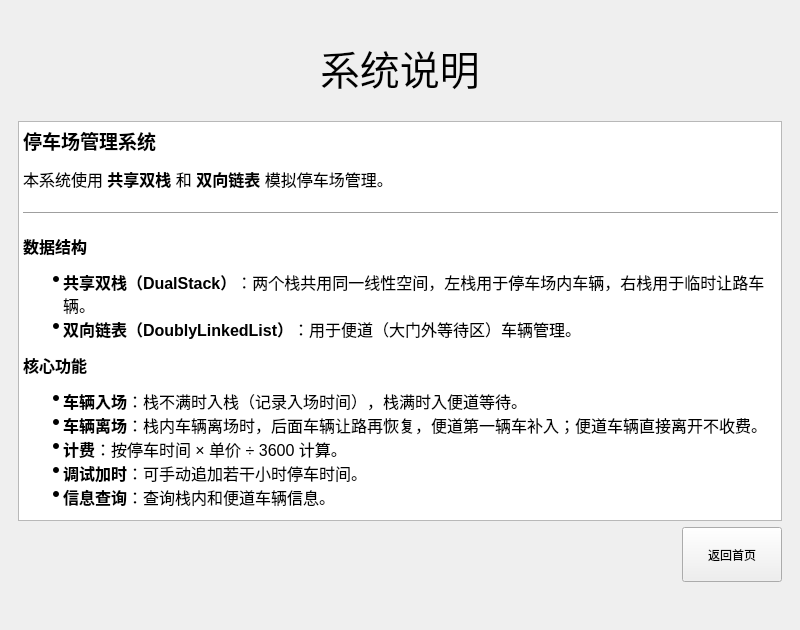
Qt form src/mainwindow.ui (ShakingFishForProgram/StackLinkedParkingManager) before a commit.
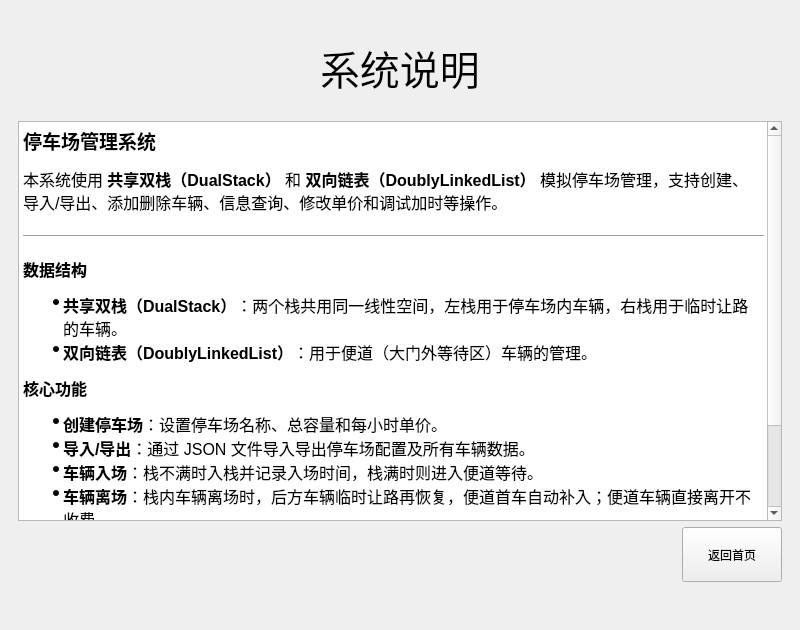
The same form after that commit. The open tabs and pages were chosen to show the change.

Commit message: 修复了一些ui设计问题

```diff
--- a/src/mainwindow.ui
+++ b/src/mainwindow.ui
@@ -467,19 +467,21 @@
 li.checked::marker { content: &quot;\2612&quot;; }
 &lt;/style&gt;&lt;/head&gt;&lt;body style=&quot; font-family:'Microsoft YaHei UI'; font-size:12pt; font-weight:400; font-style:normal;&quot;&gt;
 &lt;h3 style=&quot; margin-top:14px; margin-bottom:12px; margin-left:0px; margin-right:0px; -qt-block-indent:0; text-indent:0px;&quot;&gt;&lt;span style=&quot; font-size:large; font-weight:700;&quot;&gt;停车场管理系统&lt;/span&gt;&lt;/h3&gt;
-&lt;p style=&quot; margin-top:12px; margin-bottom:12px; margin-left:0px; margin-right:0px; -qt-block-indent:0; text-indent:0px;&quot;&gt;本系统使用 &lt;span style=&quot; font-weight:700;&quot;&gt;共享双栈&lt;/span&gt; 和 &lt;span style=&quot; font-weight:700;&quot;&gt;双向链表&lt;/span&gt; 模拟停车场管理。&lt;/p&gt;
+&lt;p style=&quot; margin-top:12px; margin-bottom:12px; margin-left:0px; margin-right:0px; -qt-block-indent:0; text-indent:0px;&quot;&gt;本系统使用 &lt;span style=&quot; font-weight:700;&quot;&gt;共享双栈（DualStack）&lt;/span&gt; 和 &lt;span style=&quot; font-weight:700;&quot;&gt;双向链表（DoublyLinkedList）&lt;/span&gt; 模拟停车场管理，支持创建、导入/导出、添加删除车辆、信息查询、修改单价和调试加时等操作。&lt;/p&gt;
 &lt;hr /&gt;
 &lt;h4 style=&quot; margin-top:12px; margin-bottom:12px; margin-left:0px; margin-right:0px; -qt-block-indent:0; text-indent:0px;&quot;&gt;&lt;span style=&quot; font-size:medium; font-weight:700;&quot;&gt;数据结构&lt;/span&gt;&lt;/h4&gt;
 &lt;ul style=&quot;margin-top: 0px; margin-bottom: 0px; margin-left: 0px; margin-right: 0px; -qt-list-indent: 1;&quot;&gt;
-&lt;li style=&quot; margin-top:12px; margin-bottom:0px; margin-left:0px; margin-right:0px; -qt-block-indent:0; text-indent:0px;&quot;&gt;&lt;span style=&quot; font-weight:700;&quot;&gt;共享双栈（DualStack）&lt;/span&gt;：两个栈共用同一线性空间，左栈用于停车场内车辆，右栈用于临时让路车辆。&lt;/li&gt;
-&lt;li style=&quot; margin-top:0px; margin-bottom:12px; margin-left:0px; margin-right:0px; -qt-block-indent:0; text-indent:0px;&quot;&gt;&lt;span style=&quot; font-weight:700;&quot;&gt;双向链表（DoublyLinkedList）&lt;/span&gt;：用于便道（大门外等待区）车辆管理。&lt;/li&gt;&lt;/ul&gt;
+&lt;li style=&quot; margin-top:12px; margin-bottom:0px; margin-left:0px; margin-right:0px; -qt-block-indent:0; text-indent:0px;&quot;&gt;&lt;span style=&quot; font-weight:700;&quot;&gt;共享双栈（DualStack）&lt;/span&gt;：两个栈共用同一线性空间，左栈用于停车场内车辆，右栈用于临时让路的车辆。&lt;/li&gt;
+&lt;li style=&quot; margin-top:0px; margin-bottom:12px; margin-left:0px; margin-right:0px; -qt-block-indent:0; text-indent:0px;&quot;&gt;&lt;span style=&quot; font-weight:700;&quot;&gt;双向链表（DoublyLinkedList）&lt;/span&gt;：用于便道（大门外等待区）车辆的管理。&lt;/li&gt;&lt;/ul&gt;
 &lt;h4 style=&quot; margin-top:12px; margin-bottom:12px; margin-left:0px; margin-right:0px; -qt-block-indent:0; text-indent:0px;&quot;&gt;&lt;span style=&quot; font-size:medium; font-weight:700;&quot;&gt;核心功能&lt;/span&gt;&lt;/h4&gt;
 &lt;ul style=&quot;margin-top: 0px; margin-bottom: 0px; margin-left: 0px; margin-right: 0px; -qt-list-indent: 1;&quot;&gt;
-&lt;li style=&quot; margin-top:12px; margin-bottom:0px; margin-left:0px; margin-right:0px; -qt-block-indent:0; text-indent:0px;&quot;&gt;&lt;span style=&quot; font-weight:700;&quot;&gt;车辆入场&lt;/span&gt;：栈不满时入栈（记录入场时间），栈满时入便道等待。&lt;/li&gt;
-&lt;li style=&quot; margin-top:0px; margin-bottom:0px; margin-left:0px; margin-right:0px; -qt-block-indent:0; text-indent:0px;&quot;&gt;&lt;span style=&quot; font-weight:700;&quot;&gt;车辆离场&lt;/span&gt;：栈内车辆离场时，后面车辆让路再恢复，便道第一辆车补入；便道车辆直接离开不收费。&lt;/li&gt;
-&lt;li style=&quot; margin-top:0px; margin-bottom:0px; margin-left:0px; margin-right:0px; -qt-block-indent:0; text-indent:0px;&quot;&gt;&lt;span style=&quot; font-weight:700;&quot;&gt;计费&lt;/span&gt;：按停车时间 × 单价 ÷ 3600 计算。&lt;/li&gt;
-&lt;li style=&quot; margin-top:0px; margin-bottom:0px; margin-left:0px; margin-right:0px; -qt-block-indent:0; text-indent:0px;&quot;&gt;&lt;span style=&quot; font-weight:700;&quot;&gt;调试加时&lt;/span&gt;：可手动追加若干小时停车时间。&lt;/li&gt;
-&lt;li style=&quot; margin-top:0px; margin-bottom:12px; margin-left:0px; margin-right:0px; -qt-block-indent:0; text-indent:0px;&quot;&gt;&lt;span style=&quot; font-weight:700;&quot;&gt;信息查询&lt;/span&gt;：查询栈内和便道车辆信息。&lt;/li&gt;&lt;/ul&gt;&lt;/body&gt;&lt;/html&gt;</string>
+&lt;li style=&quot; margin-top:12px; margin-bottom:0px; margin-left:0px; margin-right:0px; -qt-block-indent:0; text-indent:0px;&quot;&gt;&lt;span style=&quot; font-weight:700;&quot;&gt;创建停车场&lt;/span&gt;：设置停车场名称、总容量和每小时单价。&lt;/li&gt;
+&lt;li style=&quot; margin-top:0px; margin-bottom:0px; margin-left:0px; margin-right:0px; -qt-block-indent:0; text-indent:0px;&quot;&gt;&lt;span style=&quot; font-weight:700;&quot;&gt;导入/导出&lt;/span&gt;：通过 JSON 文件导入导出停车场配置及所有车辆数据。&lt;/li&gt;
+&lt;li style=&quot; margin-top:0px; margin-bottom:0px; margin-left:0px; margin-right:0px; -qt-block-indent:0; text-indent:0px;&quot;&gt;&lt;span style=&quot; font-weight:700;&quot;&gt;车辆入场&lt;/span&gt;：栈不满时入栈并记录入场时间，栈满时则进入便道等待。&lt;/li&gt;
+&lt;li style=&quot; margin-top:0px; margin-bottom:0px; margin-left:0px; margin-right:0px; -qt-block-indent:0; text-indent:0px;&quot;&gt;&lt;span style=&quot; font-weight:700;&quot;&gt;车辆离场&lt;/span&gt;：栈内车辆离场时，后方车辆临时让路再恢复，便道首车自动补入；便道车辆直接离开不收费。&lt;/li&gt;
+&lt;li style=&quot; margin-top:0px; margin-bottom:0px; margin-left:0px; margin-right:0px; -qt-block-indent:0; text-indent:0px;&quot;&gt;&lt;span style=&quot; font-weight:700;&quot;&gt;信息查询&lt;/span&gt;：在管理页面查看栈内和便道车辆列表，在详情页面查看每辆车的车牌、停车总时长和费用。&lt;/li&gt;
+&lt;li style=&quot; margin-top:0px; margin-bottom:0px; margin-left:0px; margin-right:0px; -qt-block-indent:0; text-indent:0px;&quot;&gt;&lt;span style=&quot; font-weight:700;&quot;&gt;修改单价&lt;/span&gt;：在车辆详情页面随时调整每小时收费标准。&lt;/li&gt;
+&lt;li style=&quot; margin-top:0px; margin-bottom:12px; margin-left:0px; margin-right:0px; -qt-block-indent:0; text-indent:0px;&quot;&gt;&lt;span style=&quot; font-weight:700;&quot;&gt;调试加时&lt;/span&gt;：可对在场所有车辆手动追加若干小时、分钟、秒的停车时间。&lt;/li&gt;&lt;/ul&gt;&lt;/body&gt;&lt;/html&gt;</string>
           </property>
          </widget>
         </item>
```
Left out of the diff: 2 changed lines with no effect on the pictures. The commit also changes 1 other file.
